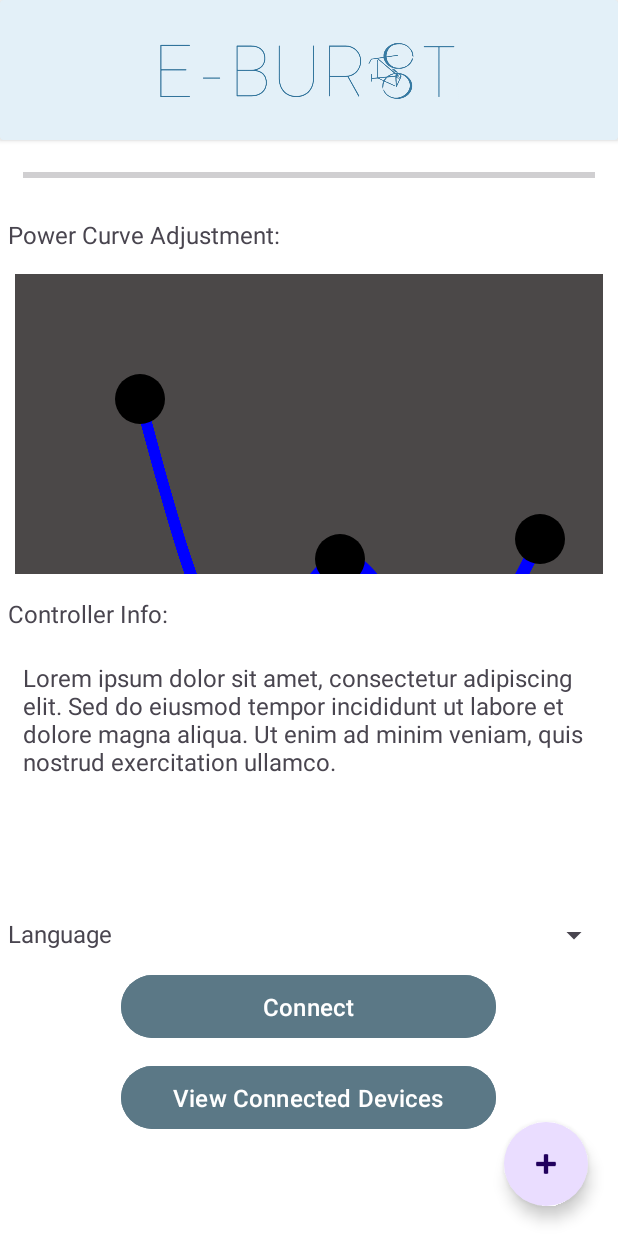
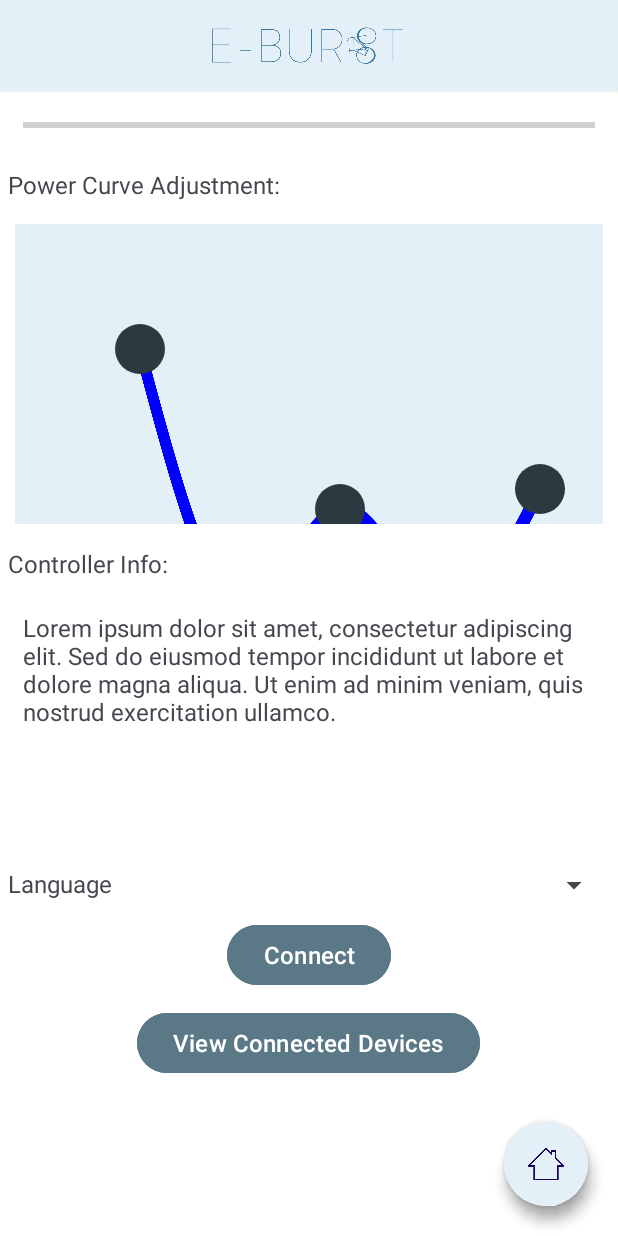
Before and after one commit to h-malm/eburst-temp, an Android app: the SecondFragment screen opened through its navigation route, on a phone screen of 412 x 824 dp. Run offline under Robolectric (Android 15) with nearby library versions, the phone set to English and light mode, and no system bars; our stand-ins replace navigation-ui; 9 statements that could not run were skipped.

Commit message:
Changed colors and ratios in settings page

```diff
--- a/E-Burst-temporary/app/src/main/res/drawable/circle.xml
+++ b/E-Burst-temporary/app/src/main/res/drawable/circle.xml
@@ -4,7 +4,7 @@
     android:shape="oval">
 
     <solid
-        android:color="#000000"/>
+        android:color="@color/colorSelectedBlue"/>
 
     <size
         android:width="120dp"
--- a/E-Burst-temporary/app/src/main/res/layout/fragment_second.xml
+++ b/E-Burst-temporary/app/src/main/res/layout/fragment_second.xml
@@ -8,19 +8,21 @@
     tools:context=".SecondFragment">
 
     <LinearLayout
-        android:layout_width="match_parent"
-        android:layout_height="match_parent"
+        android:id="@+id/staticLayout"
+        android:layout_width="fill_parent"
+        android:layout_height="wrap_content"
+        android:layout_alignParentTop="true"
         android:orientation="vertical">
 
         <androidx.cardview.widget.CardView
             android:layout_width="match_parent"
-            android:layout_height="93dp"
+            android:layout_height="match_parent"
             android:backgroundTint="@color/colorLightBlue">
 
             <ImageView
                 android:id="@+id/imageView2"
-                android:layout_width="200dp"
-                android:layout_height="100dp"
+                android:layout_width="130dp"
+                android:layout_height="60dp"
                 android:layout_gravity="center"
                 android:src="@drawable/logo2_withbackgruond" />
 
@@ -46,7 +48,9 @@
             android:layout_width="match_parent"
             android:layout_height="200dp"
             android:layout_margin="10dp"
-            android:background="#C4151111">
+            android:background="@color/colorLightBlue"
+
+            >
 
             <View
                 android:id="@+id/point2"
@@ -135,8 +139,8 @@
         <!-- Connect Button -->
         <Button
             android:id="@+id/connectButton"
-            android:layout_width="250dp"
-            android:layout_height="50dp"
+            android:layout_width="wrap_content"
+            android:layout_height="wrap_content"
             android:layout_margin="5dp"
             android:textSize="@dimen/small_font_size"
             android:layout_gravity="center"
@@ -150,8 +154,8 @@
         <!-- Disconnect Button -->
         <Button
             android:id="@+id/disconnectButton"
-            android:layout_width="250dp"
-            android:layout_height="50dp"
+            android:layout_width="wrap_content"
+            android:layout_height="wrap_content"
             android:layout_margin="5dp"
             android:textSize="@dimen/small_font_size"
             android:layout_gravity="center"
@@ -178,6 +182,15 @@
 
         android:src="@android:drawable/ic_input_add"
         app:shapeAppearanceOverlay="@style/RoundedShapeAppearance" />
-
+    <com.google.android.material.floatingactionbutton.FloatingActionButton
+        android:id="@+id/button1"
+        android:layout_width="wrap_content"
+        android:layout_height="wrap_content"
+        android:layout_alignParentEnd="true"
+        android:layout_alignParentBottom="true"
+        android:layout_margin="20dp"
+        android:backgroundTint="@color/colorLightBlue"
+        android:src="@drawable/homescreen_icon_white"
+        app:shapeAppearanceOverlay="@style/RoundedShapeAppearance" />
 
 </RelativeLayout>
```
